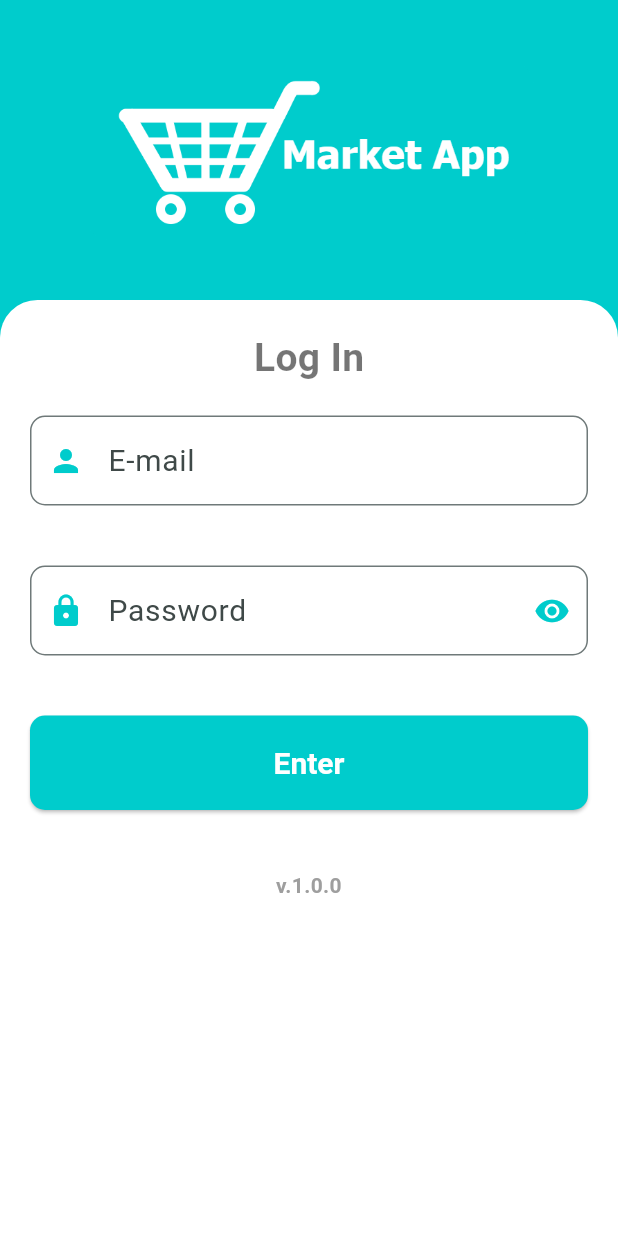
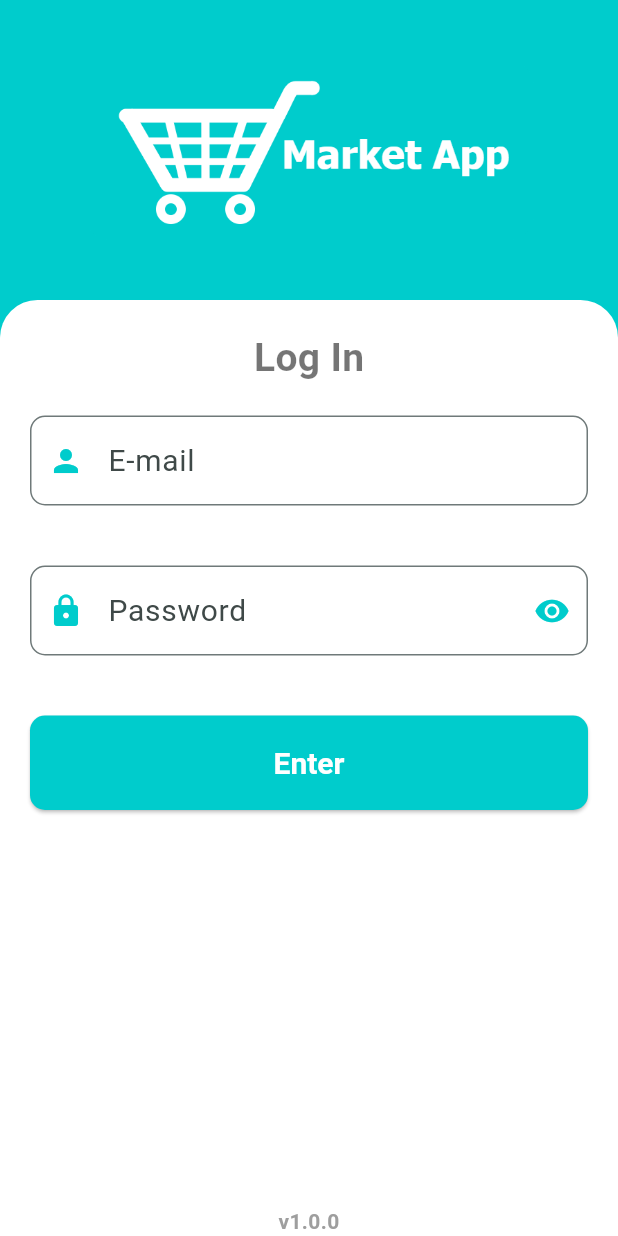
Before and after one commit to zarref-semog/market-app, a Flutter app: the screen it shows after launch, on a phone screen of 412 x 824 dp. Run offline on Flutter 3.47's test engine with Material 3 defaults, Android fonts, the phone set to English and light mode, and no system bars.

Commit message:
Add version to bottom in login page

```diff
--- a/lib/pages/login_page.dart
+++ b/lib/pages/login_page.dart
@@ -172,16 +172,19 @@ class _LoginPageState extends State<LoginPage> {
                         SizedBox(height: 40),
                         enterButton(context),
                         SizedBox(height: 40),
-                        Text("v.1.0.0",
-                            textAlign: TextAlign.center,
-                            style: TextStyle(
-                                color: Colors.grey,
-                                fontWeight: FontWeight.bold))
                       ],
                     ),
                   ),
                 ),
               ),
+              Container(
+                color: Colors.white,
+                width: double.infinity,
+                child: Text("v1.0.0",
+                    textAlign: TextAlign.center,
+                    style: TextStyle(
+                        color: Colors.grey, fontWeight: FontWeight.bold)),
+              )
             ],
           ),
         ),
```
